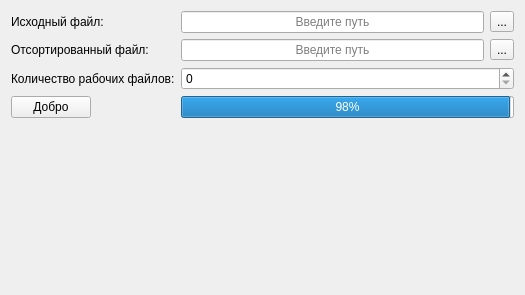
Old version of the form FileSort/FileSortWidget.ui in the repository tvz-041/ADS-2-9323.
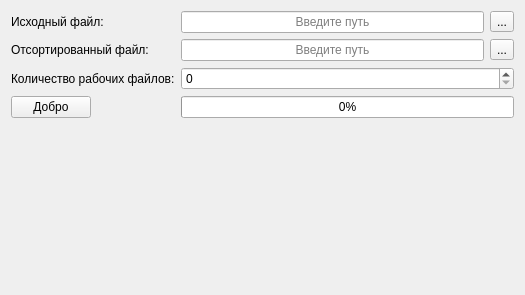
New version of the form.

Commit message: Исправлено начальное состояние полоски прогресса

```diff
--- a/FileSort/FileSortWidget.ui
+++ b/FileSort/FileSortWidget.ui
@@ -107,7 +107,7 @@
         <number>100</number>
        </property>
        <property name="value">
-        <number>99</number>
+        <number>1</number>
        </property>
       </widget>
      </item>
```
